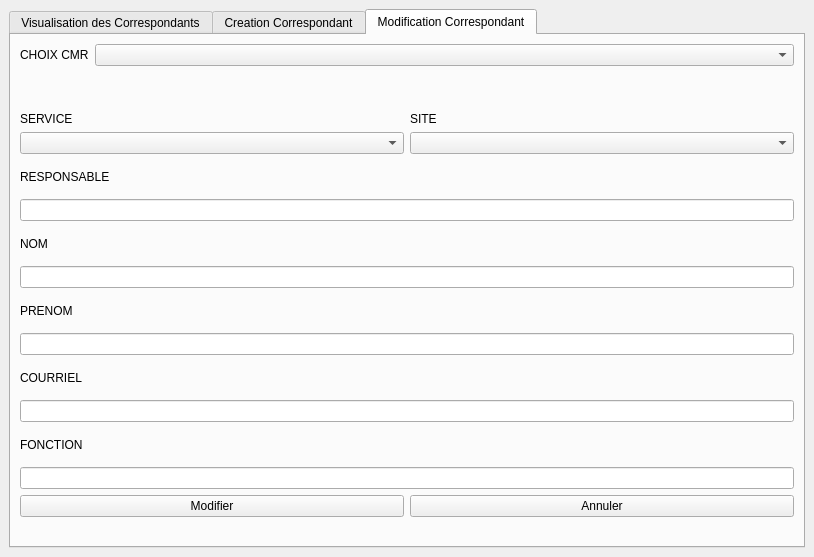
Above: GUI/CMR.ui from Pepou/Habilitation-CMR before the change. Below: the same form after it.
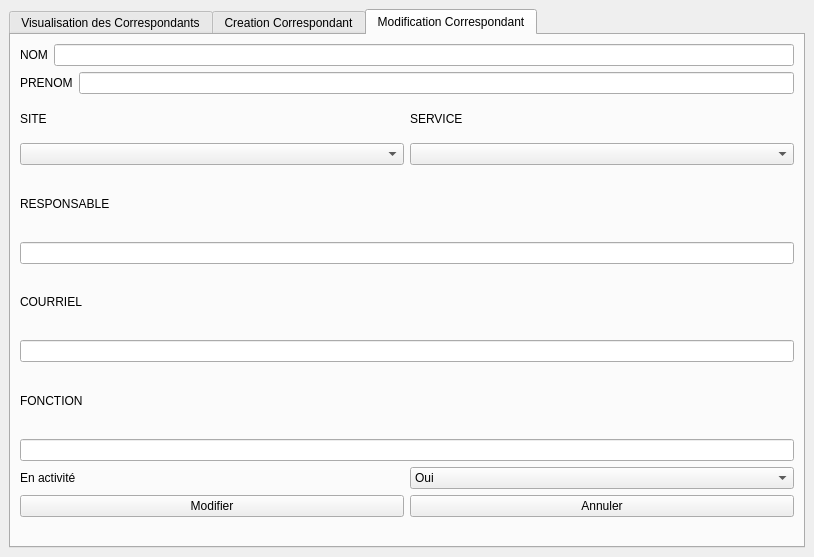
That is the form after the change. The open tabs and pages were chosen to show the change.

Diff of the .ui file:
```diff
--- a/GUI/CMR.ui
+++ b/GUI/CMR.ui
@@ -219,47 +219,37 @@
              </sizepolicy>
             </property>
             <property name="text">
-             <string>CHOIX CMR</string>
+             <string>NOM</string>
             </property>
            </widget>
           </item>
           <item>
-           <widget class="QComboBox" name="comboBox_selet_cmr"/>
+           <widget class="QLineEdit" name="lineEdit_nom_modif"/>
           </item>
          </layout>
         </item>
         <item>
-         <spacer name="verticalSpacer">
-          <property name="orientation">
-           <enum>Qt::Vertical</enum>
-          </property>
-          <property name="sizeType">
-           <enum>QSizePolicy::Fixed</enum>
-          </property>
-          <property name="sizeHint" stdset="0">
-           <size>
-            <width>20</width>
-            <height>40</height>
-           </size>
-          </property>
-         </spacer>
+         <layout class="QHBoxLayout" name="horizontalLayout_6">
+          <item>
+           <widget class="QLabel" name="label_16">
+            <property name="sizePolicy">
+             <sizepolicy hsizetype="Fixed" vsizetype="Preferred">
+              <horstretch>0</horstretch>
+              <verstretch>0</verstretch>
+             </sizepolicy>
+            </property>
+            <property name="text">
+             <string>PRENOM</string>
+            </property>
+           </widget>
+          </item>
+          <item>
+           <widget class="QLineEdit" name="lineEdit_prenom_modif"/>
+          </item>
+         </layout>
         </item>
         <item>
          <layout class="QHBoxLayout" name="horizontalLayout_2">
-          <item>
-           <layout class="QVBoxLayout" name="verticalLayout_5">
-            <item>
-             <widget class="QLabel" name="label_9">
-              <property name="text">
-               <string>SERVICE</string>
-              </property>
-             </widget>
-            </item>
-            <item>
-             <widget class="QComboBox" name="comboBox_3"/>
-            </item>
-           </layout>
-          </item>
           <item>
            <layout class="QVBoxLayout" name="verticalLayout_4">
             <item>
@@ -270,7 +260,21 @@
              </widget>
             </item>
             <item>
-             <widget class="QComboBox" name="comboBox_4"/>
+             <widget class="QComboBox" name="comboBox_site_modif"/>
+            </item>
+           </layout>
+          </item>
+          <item>
+           <layout class="QVBoxLayout" name="verticalLayout_5">
+            <item>
+             <widget class="QLabel" name="label_9">
+              <property name="text">
+               <string>SERVICE</string>
+              </property>
+             </widget>
+            </item>
+            <item>
+             <widget class="QComboBox" name="comboBox_service_modif"/>
             </item>
            </layout>
           </item>
@@ -286,26 +290,6 @@
         <item>
          <widget class="QLineEdit" name="lineEdit_responsable_2"/>
         </item>
-        <item>
-         <widget class="QLabel" name="label_8">
-          <property name="text">
-           <string>NOM</string>
-          </property>
-         </widget>
-        </item>
-        <item>
-         <widget class="QLineEdit" name="lineEdit_nom_2"/>
-        </item>
-        <item>
-         <widget class="QLabel" name="label_14">
-          <property name="text">
-           <string>PRENOM</string>
-          </property>
-         </widget>
-        </item>
-        <item>
-         <widget class="QLineEdit" name="lineEdit_prenom_2"/>
-        </item>
         <item>
          <widget class="QLabel" name="label_10">
           <property name="text">
@@ -326,6 +310,31 @@
         <item>
          <widget class="QLineEdit" name="lineEdit_fonction_2"/>
         </item>
+        <item>
+         <layout class="QHBoxLayout" name="horizontalLayout_7">
+          <item>
+           <widget class="QLabel" name="label_8">
+            <property name="text">
+             <string>En activité</string>
+            </property>
+           </widget>
+          </item>
+          <item>
+           <widget class="QComboBox" name="comboBox_en_activit">
+            <item>
+             <property name="text">
+              <string>Oui</string>
+             </property>
+            </item>
+            <item>
+             <property name="text">
+              <string>Non</string>
+             </property>
+            </item>
+           </widget>
+          </item>
+         </layout>
+        </item>
         <item>
          <layout class="QHBoxLayout" name="horizontalLayout_4">
           <property name="sizeConstraint">
```
Left out of the diff: 13 changed lines with no effect on the pictures.
